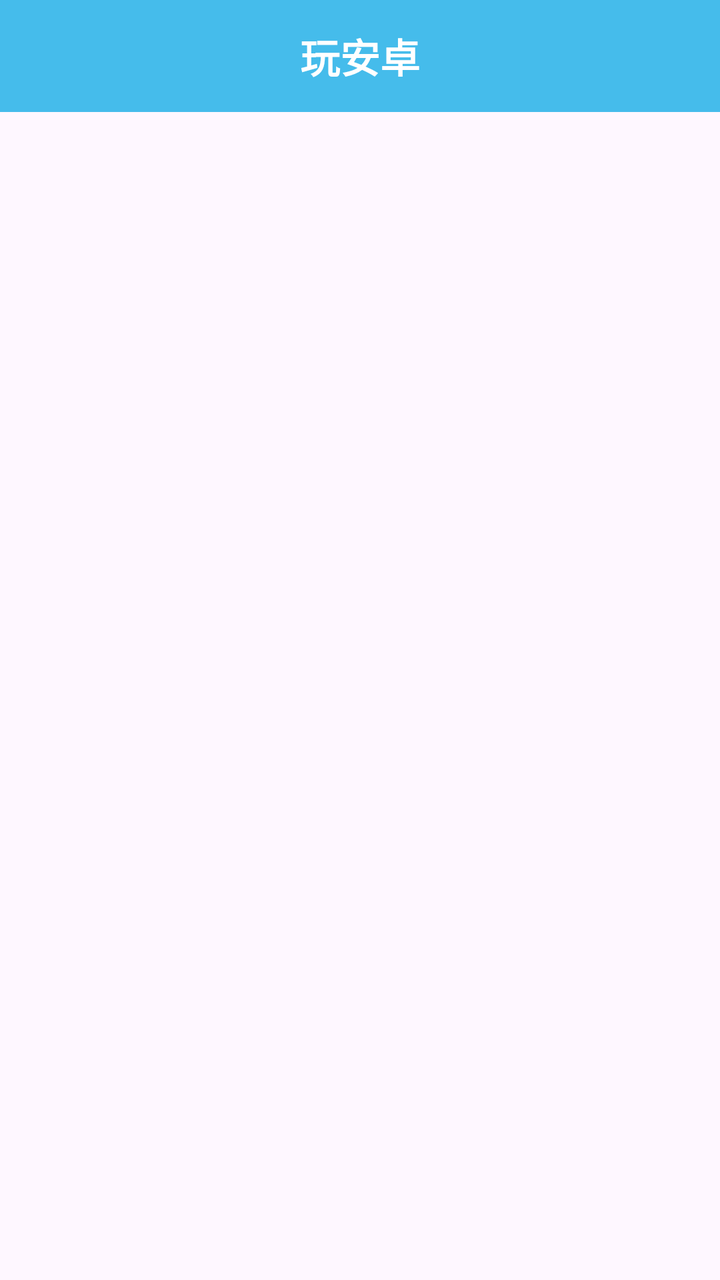
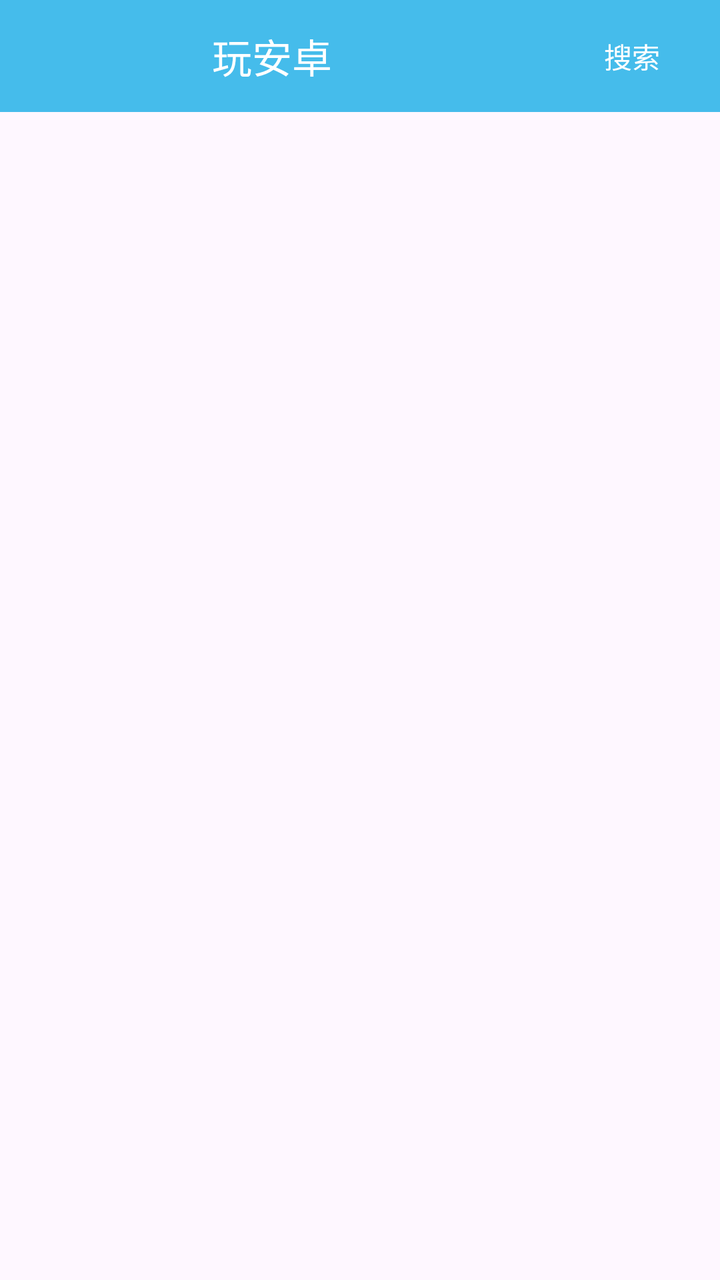

Before-and-after screenshots of an Android layout around one commit, followed by the original layout XML and the change that was made.
<!-- AndroidManifest.xml: application theme Theme.Wanandroid -->
<!-- res/layout/activity_main.xml -->
<?xml version="1.0" encoding="utf-8"?>
<LinearLayout xmlns:android="http://schemas.android.com/apk/res/android"
    android:id="@+id/root"
    android:layout_width="match_parent"
    android:layout_height="match_parent"
    android:background="?attr/colorSurface"
    android:orientation="vertical">

    <TextView
        android:layout_width="match_parent"
        android:layout_height="56dp"
        android:background="#45BCEB"
        android:gravity="center"
        android:text="@string/home_title"
        android:textColor="@color/white"
        android:textSize="20dp"
        android:textStyle="bold" />




    <FrameLayout
        android:layout_width="match_parent"
        android:layout_height="0dp"
        android:layout_weight="1">

        <androidx.recyclerview.widget.RecyclerView
            android:id="@+id/recycler_articles"
            android:layout_width="match_parent"
            android:layout_height="match_parent"
            android:clipToPadding="false"
            android:paddingBottom="8dp" />

        <ProgressBar
            android:id="@+id/progress_loading"
            android:layout_width="48dp"
            android:layout_height="48dp"
            android:layout_gravity="center"
            android:visibility="gone" />

        <LinearLayout
            android:id="@+id/layout_message"
            android:layout_width="match_parent"
            android:layout_height="wrap_content"
            android:layout_gravity="center"
            android:gravity="center"
            android:orientation="vertical"
            android:padding="24dp"
            android:visibility="gone">

            <TextView
                android:id="@+id/text_message"
                android:layout_width="match_parent"
                android:layout_height="wrap_content"
                android:gravity="center"
                android:textColor="?android:attr/textColorPrimary"
                android:textSize="16sp" />

            <Button
                android:id="@+id/button_retry"
                android:layout_width="wrap_content"
                android:layout_height="wrap_content"
                android:layout_marginTop="16dp"
                android:text="@string/retry" />
        </LinearLayout>
    </FrameLayout>
</LinearLayout>
<!-- resources referenced by this layout -->
<resources>
  <color name="white">#FFFFFFFF</color>
  <string name="home_title">玩安卓</string>
  <string name="retry">重新加载</string>
  <style name="Theme.Wanandroid" parent="Base.Theme.Wanandroid" />
  <style name="Base.Theme.Wanandroid" parent="Theme.Material3.DayNight.NoActionBar">
          
          
      </style>
</resources>

<!-- the commit's change to res/layout/activity_main.xml (unified diff, before → after) -->
@@ -6,15 +6,30 @@
     android:background="?attr/colorSurface"
     android:orientation="vertical">
 
-    <TextView
+    <LinearLayout
         android:layout_width="match_parent"
         android:layout_height="56dp"
-        android:background="#45BCEB"
-        android:gravity="center"
-        android:text="@string/home_title"
-        android:textColor="@color/white"
-        android:textSize="20dp"
-        android:textStyle="bold" />
+        android:orientation="horizontal"
+        android:gravity="center_vertical"
+        android:background="#45BCEB">
+
+        <TextView
+            android:layout_width="0dp"
+            android:layout_height="wrap_content"
+            android:layout_weight="1"
+            android:gravity="center"
+            android:text="@string/home_title"
+            android:textColor="#FFFFFF"
+            android:textSize="20sp" />
+
+        <Button
+            android:id="@+id/button_search_articles"
+            style="?attr/borderlessButtonStyle"
+            android:layout_width="wrap_content"
+            android:layout_height="match_parent"
+            android:text="@string/search_action"
+            android:textColor="#FFFFFF" />
+    </LinearLayout>
 
 
 
<!-- resource entries referenced after the edit -->
@@ -1,8 +1,8 @@
 <!-- resources referenced by this layout -->
 <resources>
-  <color name="white">#FFFFFFFF</color>
   <string name="home_title">玩安卓</string>
   <string name="retry">重新加载</string>
+  <string name="search_action">搜索</string>
   <style name="Theme.Wanandroid" parent="Base.Theme.Wanandroid" />
   <style name="Base.Theme.Wanandroid" parent="Theme.Material3.DayNight.NoActionBar">
           
